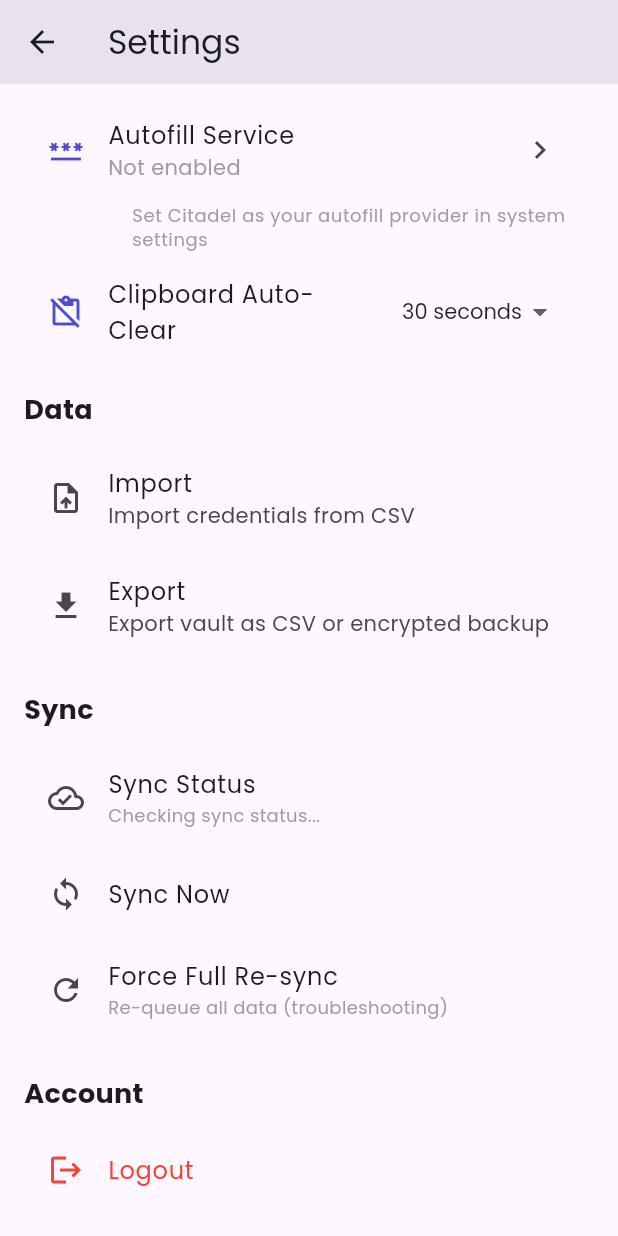
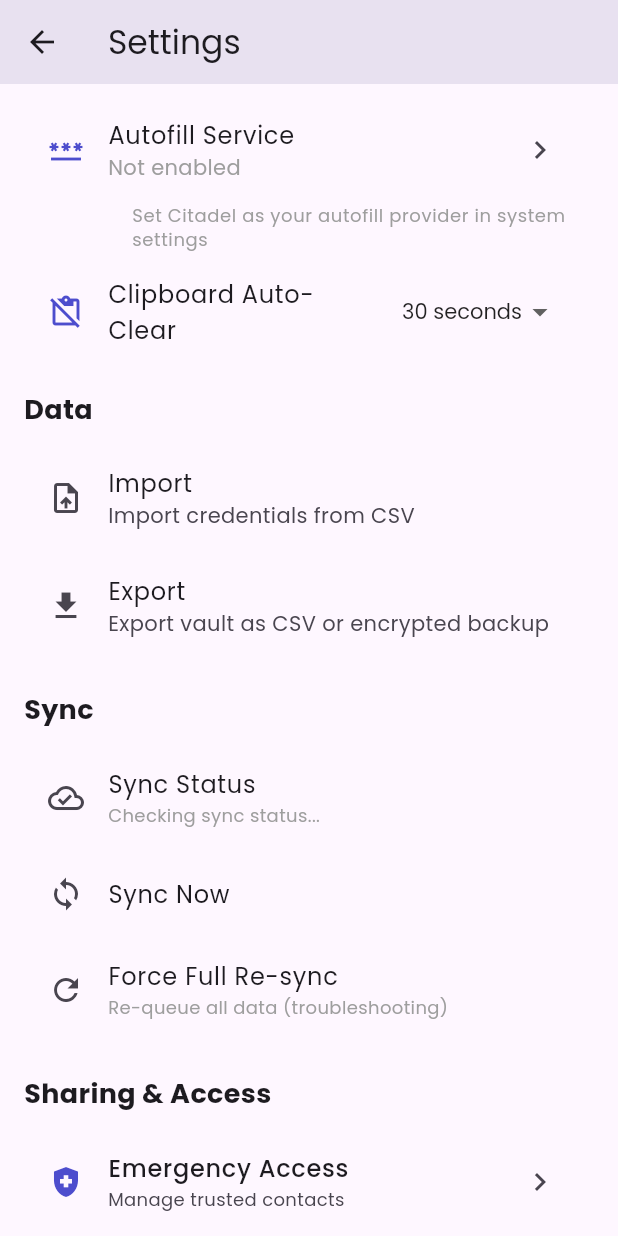
Before and after one commit to nehabista/citadel-vault, a Flutter app: the SettingsScreen screen opened directly, scrolled down 228 dp, on a phone screen of 412 x 824 dp. Run offline on Flutter 3.47's test engine with Material 3 defaults, Android fonts, the phone set to English and light mode, and no system bars; our stand-ins replace connectivity_plus, csv, drift, file_picker, flutter_local_notifications, flutter_onboarding_slider and 12 more; missing offline and left inert: cryptography, mcp_toolkit, mobile_scanner, otp, random_x; accounts and stored records are empty; generated files the repository leaves out were written again; statements that could not run were skipped; project files that could hold a hidden picture were left out.

Commit message:
CIT-184: feat(05-05): wire dashboard alert banner, share button, settings tiles, and routes
- Add AlertBannerWidget and SharedVaultSelector to dashboard
- Add share button on vault item detail page opening ShareBottomSheet
- Add Emergency Access, Notifications, Shared Vaults tiles to settings
- Register /emergency-access, /notification-settings, /shared-vaults routes

```diff
--- a/lib/presentation/pages/settings/settings_page.dart
+++ b/lib/presentation/pages/settings/settings_page.dart
@@ -128,6 +128,51 @@ class SettingsScreen extends ConsumerWidget {
               ref.read(syncEngineProvider).forceFullResync();
               showCitadelSnackBar(context, 'Full re-sync started');
             },
+          ),
+          const SizedBox(height: 20),
+          const Text(
+            'Sharing & Access',
+            style: TextStyle(fontWeight: FontWeight.bold, fontSize: 18),
+          ),
+          const SizedBox(height: 10),
+          ListTile(
+            leading: const Icon(Icons.health_and_safety, color: Color(0xFF4D4DCD)),
+            title: const Text(
+              'Emergency Access',
+              style: TextStyle(fontFamily: 'Poppins', fontWeight: FontWeight.w500),
+            ),
+            subtitle: const Text(
+              'Manage trusted contacts',
+              style: TextStyle(fontFamily: 'Poppins', fontSize: 12),
+            ),
+            trailing: const Icon(Icons.chevron_right),
+            onTap: () => context.push('/emergency-access'),
+          ),
+          ListTile(
+            leading: const Icon(Icons.notifications_outlined, color: Color(0xFF4D4DCD)),
+            title: const Text(
+              'Notifications',
+              style: TextStyle(fontFamily: 'Poppins', fontWeight: FontWeight.w500),
+            ),
+            subtitle: const Text(
+              'Configure alert preferences',
+              style: TextStyle(fontFamily: 'Poppins', fontSize: 12),
+            ),
+            trailing: const Icon(Icons.chevron_right),
+            onTap: () => context.push('/notification-settings'),
+          ),
+          ListTile(
+            leading: const Icon(Icons.group, color: Color(0xFF26A69A)),
+            title: const Text(
+              'Shared Vaults',
+              style: TextStyle(fontFamily: 'Poppins', fontWeight: FontWeight.w500),
+            ),
+            subtitle: const Text(
+              'Manage family and team vaults',
+              style: TextStyle(fontFamily: 'Poppins', fontSize: 12),
+            ),
+            trailing: const Icon(Icons.chevron_right),
+            onTap: () => context.push('/shared-vaults'),
           ),
           const SizedBox(height: 20),
           const Text(
--- a/lib/routing/app_router.dart
+++ b/lib/routing/app_router.dart
@@ -8,7 +8,10 @@ import '../core/providers/session_provider.dart';
 import '../core/session/session_state.dart';
 import '../features/import_export/presentation/pages/export_page.dart';
 import '../features/import_export/presentation/pages/import_page.dart';
+import '../features/notifications/presentation/pages/notification_settings_page.dart';
 import '../features/security/data/models/breach_record.dart';
+import '../features/sharing/presentation/pages/emergency_access_page.dart';
+import '../features/sharing/presentation/pages/shared_vaults_page.dart';
 import '../features/security/presentation/pages/breach_catalog_page.dart';
 import '../features/security/presentation/pages/breach_detail_page.dart';
 import '../features/security/presentation/pages/breach_timeline_page.dart';
@@ -43,6 +46,9 @@ abstract class AppRoutes {
   static const breachDetail = '/breach-detail';
   static const breachTimeline = '/breach-timeline';
   static const hibpSettings = '/settings/hibp-api-key';
+  static const emergencyAccess = '/emergency-access';
+  static const notificationSettings = '/notification-settings';
+  static const sharedVaults = '/shared-vaults';
 
   /// Routes that don't require authentication.
   static const publicRoutes = [splash, onboarding, login, signup, verification, unlock];
@@ -176,6 +182,18 @@ final appRouterProvider = Provider<GoRouter>((ref) {
         path: AppRoutes.hibpSettings,
         builder: (context, state) => const HibpSettingsPage(),
       ),
+      GoRoute(
+        path: AppRoutes.emergencyAccess,
+        builder: (context, state) => const EmergencyAccessPage(),
+      ),
+      GoRoute(
+        path: AppRoutes.notificationSettings,
+        builder: (context, state) => const NotificationSettingsPage(),
+      ),
+      GoRoute(
+        path: AppRoutes.sharedVaults,
+        builder: (context, state) => const SharedVaultsPage(),
+      ),
     ],
   );
 });
```
Also changed, not shown: lib/presentation/pages/dashboard/dashboard_page.dart (+11 -0 lines), lib/presentation/pages/vault_item/vault_item_detail_page.dart (+19 -0 lines).
